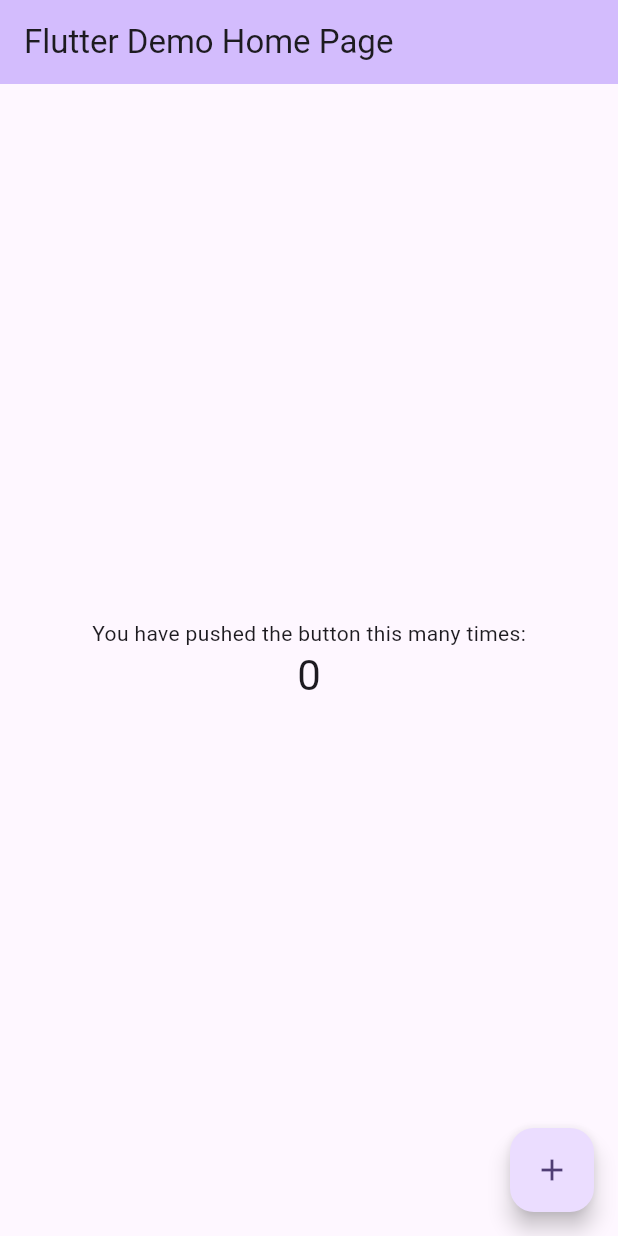
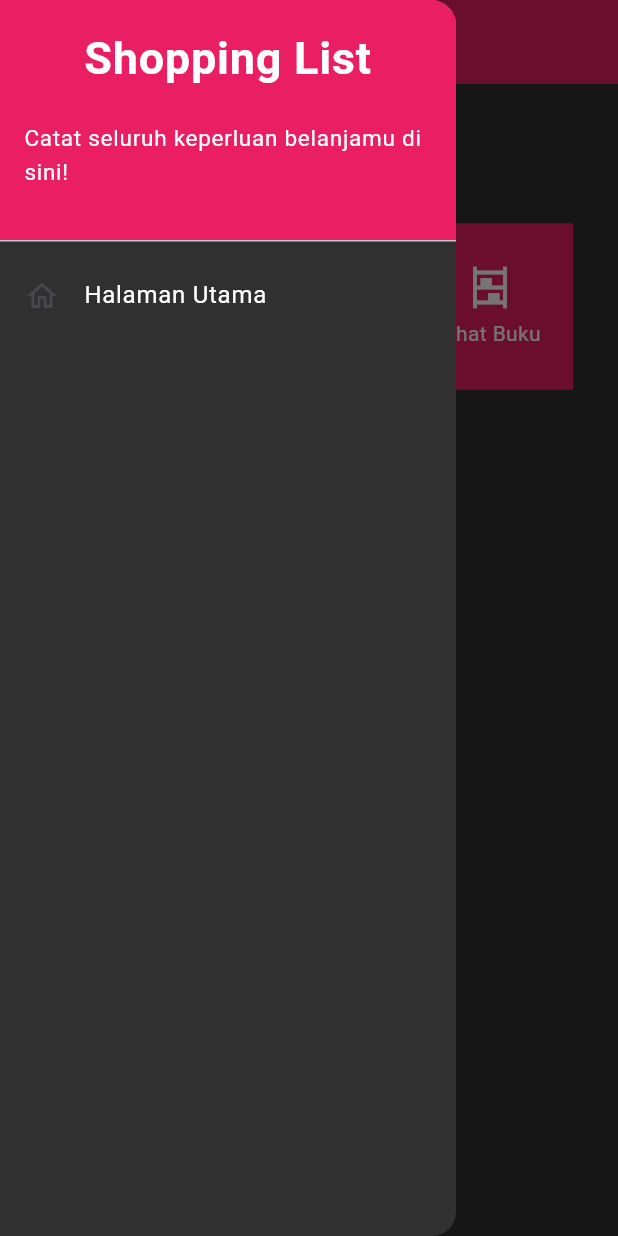
Before and after one commit to Photic32/PlanetBukuFlutter, a Flutter app: the screen it shows after launch, with the side drawer open (before the commit the screen has no drawer), on a phone screen of 412 x 824 dp. Run offline on Flutter 3.47's test engine with Material 2 defaults, Android fonts, the phone set to English and light mode, and no system bars; missing offline and left inert: pbp_django_auth.

Commit message:
commit init template

```diff
--- /dev/null
+++ b/lib/drawer.dart
@@ -0,0 +1,56 @@
+import 'package:flutter/material.dart';
+import 'package:planetbuku/home/screens/aplikasi.dart';
+
+class LeftDrawer extends StatelessWidget {
+  const LeftDrawer({super.key});
+
+  @override
+  Widget build(BuildContext context) {
+    return Drawer(
+      backgroundColor: Colors.grey[850],
+      child: ListView(
+        children: [
+          const DrawerHeader(
+            decoration: BoxDecoration(
+              color: Colors.pink,
+            ),
+            child: Column(
+              children: [
+                Text(
+                  'Shopping List',
+                  textAlign: TextAlign.center,
+                  style: TextStyle(
+                    fontSize: 30,
+                    fontWeight: FontWeight.bold,
+                    color: Colors.white,
+                  ),
+                ),
+                Padding(padding: EdgeInsets.all(10)),
+                Text(
+                  "Catat seluruh keperluan belanjamu di sini!",
+                  style: TextStyle(
+                    fontSize: 15,
+                    color: Colors.white,
+                  ),
+                ),
+              ],
+            ),
+          ),
+          ListTile(
+            leading: const Icon(Icons.home_outlined),
+            title: const Text('Halaman Utama',
+                style: TextStyle(color: Colors.white)),
+            // Bagian redirection ke MyHomePage
+            onTap: () {
+              Navigator.pushReplacement(
+                  context,
+                  MaterialPageRoute(
+                    builder: (context) => HomePage(),
+                  ));
+            },
+          ),
+        ],
+      ),
+    );
+  }
+}
--- /dev/null
+++ b/lib/home/screens/aplikasi.dart
@@ -0,0 +1,70 @@
+import 'package:flutter/material.dart';
+import 'package:planetbuku/drawer.dart';
+import 'package:planetbuku/home/widgets/shop_card.dart';
+
+class HomePage extends StatelessWidget {
+  HomePage({Key? key}) : super(key: key);
+  final List<ShopItem> items = [
+    ShopItem("Daftar Buku Dipinjam", Icons.book_rounded),
+    ShopItem("Peminjam Buku", Icons.person),
+    ShopItem("Lihat Buku", Icons.shelves),
+    ShopItem("Edit Buku", Icons.edit_attributes),
+    ShopItem("Logout", Icons.logout),
+  ];
+  @override
+  Widget build(BuildContext context) {
+    // This method is rerun every time setState is called, for instance as done
+    // by the _incrementCounter method above.
+    //
+    // The Flutter framework has been optimized to make rerunning build methods
+    // fast, so that you can just rebuild anything that needs updating rather
+    // than having to individually change instances of widgets.
+    return Scaffold(
+      drawer: const LeftDrawer(),
+      backgroundColor: Colors.grey[850],
+      appBar: AppBar(
+        title: const Text(
+          'Shopping List',
+        ),
+        backgroundColor: Colors.pink,
+      ),
+      body: SingleChildScrollView(
+        // Widget wrapper yang dapat discroll
+        child: Padding(
+          padding: const EdgeInsets.all(10.0), // Set padding dari halaman
+          child: Column(
+            // Widget untuk menampilkan children secara vertikal
+            children: <Widget>[
+              const Padding(
+                padding: EdgeInsets.only(top: 10.0, bottom: 10.0),
+                // Widget Text untuk menampilkan tulisan dengan alignment center dan style yang sesuai
+                child: Text(
+                  'PBP Shop', // Text yang menandakan toko
+                  textAlign: TextAlign.center,
+                  style: TextStyle(
+                    fontSize: 30,
+                    fontWeight: FontWeight.bold,
+                  ),
+                ),
+              ),
+              // Grid layout
+              GridView.count(
+                // Container pada card kita.
+                primary: true,
+                padding: const EdgeInsets.all(20),
+                crossAxisSpacing: 10,
+                mainAxisSpacing: 10,
+                crossAxisCount: 3,
+                shrinkWrap: true,
+                children: items.map((ShopItem item) {
+                  // Iterasi untuk setiap item
+                  return ShopCard(item);
+                }).toList(),
+              ),
+            ],
+          ),
+        ),
+      ),
+    );
+  }
+}
--- /dev/null
+++ b/lib/home/widgets/shop_card.dart
@@ -0,0 +1,110 @@
+import 'package:flutter/material.dart';
+import 'package:pbp_django_auth/pbp_django_auth.dart';
+import 'package:provider/provider.dart';
+
+import 'package:planetbuku/DaftarBukuDipinjam/screens/aplikasi.dart';
+import 'package:planetbuku/home/screens/aplikasi.dart';
+import 'package:planetbuku/DaftarPeminjam/screens/aplikasi.dart';
+import 'package:planetbuku/LihatBuku/screens/aplikasi.dart';
+import 'package:planetbuku/EditBuku/screens/aplikasi.dart';
+
+class ShopCard extends StatelessWidget {
+  final ShopItem item;
+
+  const ShopCard(this.item, {super.key}); // Constructor
+
+  @override
+  Widget build(BuildContext context) {
+    final request = context.watch<CookieRequest>();
+    return Material(
+      color: Colors.pink,
+      child: InkWell(
+        // Area responsive terhadap sentuhan
+        // Area responsif terhadap sentuhan
+        onTap: () async {
+          // Memunculkan SnackBar ketika diklik
+          ScaffoldMessenger.of(context)
+            ..hideCurrentSnackBar()
+            ..showSnackBar(SnackBar(
+                content: Text("Kamu telah menekan tombol ${item.name}!")));
+
+          // Navigate ke route yang sesuai (tergantung jenis tombol)
+          if (item.name == "Daftar Buku Dipinjam") {
+            Navigator.push(
+                context,
+                MaterialPageRoute(
+                  builder: (context) => DaftarBukuDipinjam(),
+                ));
+          } else if (item.name == "Peminjam Buku") {
+            Navigator.push(
+                context,
+                MaterialPageRoute(
+                  builder: (context) => DaftarPeminjam(),
+                ));
+          } else if (item.name == "Lihat Buku") {
+            Navigator.push(
+                context,
+                MaterialPageRoute(
+                  builder: (context) => LihatBuku(),
+                ));
+          } else if (item.name == "Edit Buku") {
+            Navigator.push(
+                context,
+                MaterialPageRoute(
+                  builder: (context) => EditBuku(),
+                ));
+          } else if (item.name == "Logout") {
+            final response = await request.logout(
+                // TODO: Ganti URL dan jangan lupa tambahkan trailing slash (/) di akhir URL!
+                "http://127.0.0.1:8000/auth/logout/");
+            String message = response["message"];
+            if (response['status']) {
+              String uname = response["username"];
+              ScaffoldMessenger.of(context).showSnackBar(SnackBar(
+                content: Text("$message Sampai jumpa, $uname."),
+              ));
+              Navigator.pushReplacement(
+                context,
+                MaterialPageRoute(builder: (context) => HomePage()),
+              );
+            } else {
+              ScaffoldMessenger.of(context).showSnackBar(SnackBar(
+                content: Text("$message"),
+              ));
+            }
+          }
+        },
+        child: Container(
+          // Container untuk menyimpan Icon dan Text
+          color: Colors.pink,
+          padding: const EdgeInsets.all(8),
+          child: Center(
+            child: Column(
+              mainAxisAlignment: MainAxisAlignment.center,
+              children: [
+                Icon(
+                  item.icon,
+                  color: Colors.white,
+                  size: 30.0,
+                ),
+                const Padding(padding: EdgeInsets.all(3)),
+                Text(
+                  item.name,
+                  textAlign: TextAlign.center,
+                  style: const TextStyle(color: Colors.white),
+                ),
+              ],
+            ),
+          ),
+        ),
+      ),
+    );
+  }
+}
+
+class ShopItem {
+  final String name;
+  final IconData icon;
+
+  ShopItem(this.name, this.icon);
+}
--- a/lib/main.dart
+++ b/lib/main.dart
@@ -1,125 +1,30 @@
 import 'package:flutter/material.dart';
+import 'package:pbp_django_auth/pbp_django_auth.dart';
+import 'package:provider/provider.dart';
+import 'package:planetbuku/home/screens/aplikasi.dart';
 
 void main() {
   runApp(const MyApp());
 }
 
 class MyApp extends StatelessWidget {
-  const MyApp({super.key});
+  const MyApp({Key? key}) : super(key: key);
 
-  // This widget is the root of your application.
   @override
   Widget build(BuildContext context) {
-    return MaterialApp(
-      title: 'Flutter Demo',
-      theme: ThemeData(
-        // This is the theme of your application.
-        //
-        // TRY THIS: Try running your application with "flutter run". You'll see
-        // the application has a blue toolbar. Then, without quitting the app,
-        // try changing the seedColor in the colorScheme below to Colors.green
-        // and then invoke "hot reload" (save your changes or press the "hot
-        // reload" button in a Flutter-supported IDE, or press "r" if you used
-        // the command line to start the app).
-        //
-        // Notice that the counter didn't reset back to zero; the application
-        // state is not lost during the reload. To reset the state, use hot
-        // restart instead.
-        //
-        // This works for code too, not just values: Most code changes can be
-        // tested with just a hot reload.
-        colorScheme: ColorScheme.fromSeed(seedColor: Colors.deepPurple),
-        useMaterial3: true,
+    return Provider(
+      create: (_) {
+        CookieRequest request = CookieRequest();
+        return request;
+      },
+      child: MaterialApp(
+        title: 'Flutter App',
+        theme: ThemeData(
+          colorScheme: ColorScheme.fromSeed(seedColor: Colors.indigo),
+          useMaterial3: true,
+        ),
+        home: HomePage(),
       ),
-      home: const MyHomePage(title: 'Flutter Demo Home Page'),
     );
   }
 }
-
-class MyHomePage extends StatefulWidget {
-  const MyHomePage({super.key, required this.title});
-
-  // This widget is the home page of your application. It is stateful, meaning
-  // that it has a State object (defined below) that contains fields that affect
-  // how it looks.
-
-  // This class is the configuration for the state. It holds the values (in this
-  // case the title) provided by the parent (in this case the App widget) and
-  // used by the build method of the State. Fields in a Widget subclass are
-  // always marked "final".
-
-  final String title;
-
-  @override
-  State<MyHomePage> createState() => _MyHomePageState();
-}
-
-class _MyHomePageState extends State<MyHomePage> {
-  int _counter = 0;
-
-  void _incrementCounter() {
-    setState(() {
-      // This call to setState tells the Flutter framework that something has
-      // changed in this State, which causes it to rerun the build method below
-      // so that the display can reflect the updated values. If we changed
-      // _counter without calling setState(), then the build method would not be
-      // called again, and so nothing would appear to happen.
-      _counter++;
-    });
-  }
-
-  @override
-  Widget build(BuildContext context) {
-    // This method is rerun every time setState is called, for instance as done
-    // by the _incrementCounter method above.
-    //
-    // The Flutter framework has been optimized to make rerunning build methods
-    // fast, so that you can just rebuild anything that needs updating rather
-    // than having to individually change instances of widgets.
-    return Scaffold(
-      appBar: AppBar(
-        // TRY THIS: Try changing the color here to a specific color (to
-        // Colors.amber, perhaps?) and trigger a hot reload to see the AppBar
-        // change color while the other colors stay the same.
-        backgroundColor: Theme.of(context).colorScheme.inversePrimary,
-        // Here we take the value from the MyHomePage object that was created by
-        // the App.build method, and use it to set our appbar title.
-        title: Text(widget.title),
-      ),
-      body: Center(
-        // Center is a layout widget. It takes a single child and positions it
-        // in the middle of the parent.
-        child: Column(
-          // Column is also a layout widget. It takes a list of children and
-          // arranges them vertically. By default, it sizes itself to fit its
-          // children horizontally, and tries to be as tall as its parent.
-          //
-          // Column has various properties to control how it sizes itself and
-          // how it positions its children. Here we use mainAxisAlignment to
-          // center the children vertically; the main axis here is the vertical
-          // axis because Columns are vertical (the cross axis would be
-          // horizontal).
-          //
-          // TRY THIS: Invoke "debug painting" (choose the "Toggle Debug Paint"
-          // action in the IDE, or press "p" in the console), to see the
-          // wireframe for each widget.
-          mainAxisAlignment: MainAxisAlignment.center,
-          children: <Widget>[
-            const Text(
-              'You have pushed the button this many times:',
-            ),
-            Text(
-              '$_counter',
-              style: Theme.of(context).textTheme.headlineMedium,
-            ),
-          ],
-        ),
-      ),
-      floatingActionButton: FloatingActionButton(
-        onPressed: _incrementCounter,
-        tooltip: 'Increment',
-        child: const Icon(Icons.add),
-      ), // This trailing comma makes auto-formatting nicer for build methods.
-    );
-  }
-}
--- a/pubspec.yaml
+++ b/pubspec.yaml
@@ -35,6 +35,9 @@ dependencies:
   # The following adds the Cupertino Icons font to your application.
   # Use with the CupertinoIcons class for iOS style icons.
   cupertino_icons: ^1.0.2
+  provider: ^6.1.1
+  pbp_django_auth: ^0.4.0
+  http: ^1.1.0
 
 dev_dependencies:
   flutter_test:
```
Also changed, not shown: lib/DaftarBukuDipinjam/screens/aplikasi.dart (added, +32 -0 lines), lib/DaftarPeminjam/screens/aplikasi.dart (added, +32 -0 lines), lib/EditBuku/screens/aplikasi.dart (added, +31 -0 lines), lib/LihatBuku/screens/aplikasi.dart (added, +32 -0 lines), assets/img/logo2.png (added), pubspec.lock, 2 other files.
